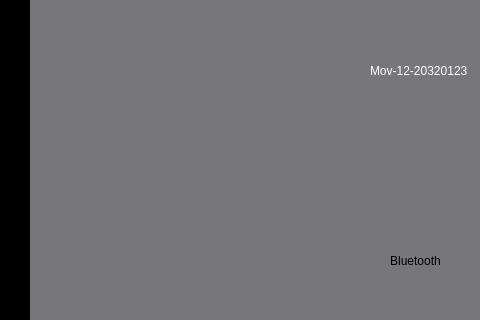
HaiidyHossam/QT-Platoon-Infotainment-, file 11-Infotainment_Platoon/mainwindow.ui: the form before one commit; both pictures show x 0 to 480 and y 240 to 560 of the 912 by 661 pixel window.
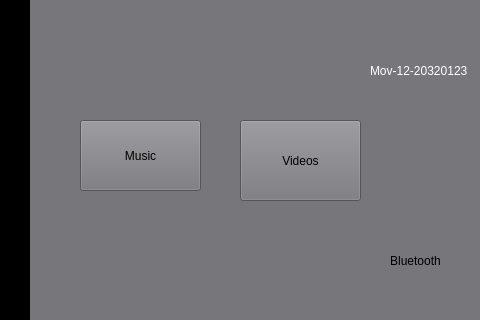
The form after the commit. Icons and pictures are not drawn.

Diff of the .ui file:
```diff
--- a/11-Infotainment_Platoon/mainwindow.ui
+++ b/11-Infotainment_Platoon/mainwindow.ui
@@ -268,6 +268,32 @@
        <bool>true</bool>
       </property>
      </widget>
+     <widget class="QPushButton" name="Music_Button">
+      <property name="geometry">
+       <rect>
+        <x>50</x>
+        <y>380</y>
+        <width>121</width>
+        <height>71</height>
+       </rect>
+      </property>
+      <property name="text">
+       <string>Music</string>
+      </property>
+     </widget>
+     <widget class="QPushButton" name="Video_Button">
+      <property name="geometry">
+       <rect>
+        <x>210</x>
+        <y>380</y>
+        <width>121</width>
+        <height>81</height>
+       </rect>
+      </property>
+      <property name="text">
+       <string>Videos</string>
+      </property>
+     </widget>
     </widget>
    </widget>
   </widget>
```
